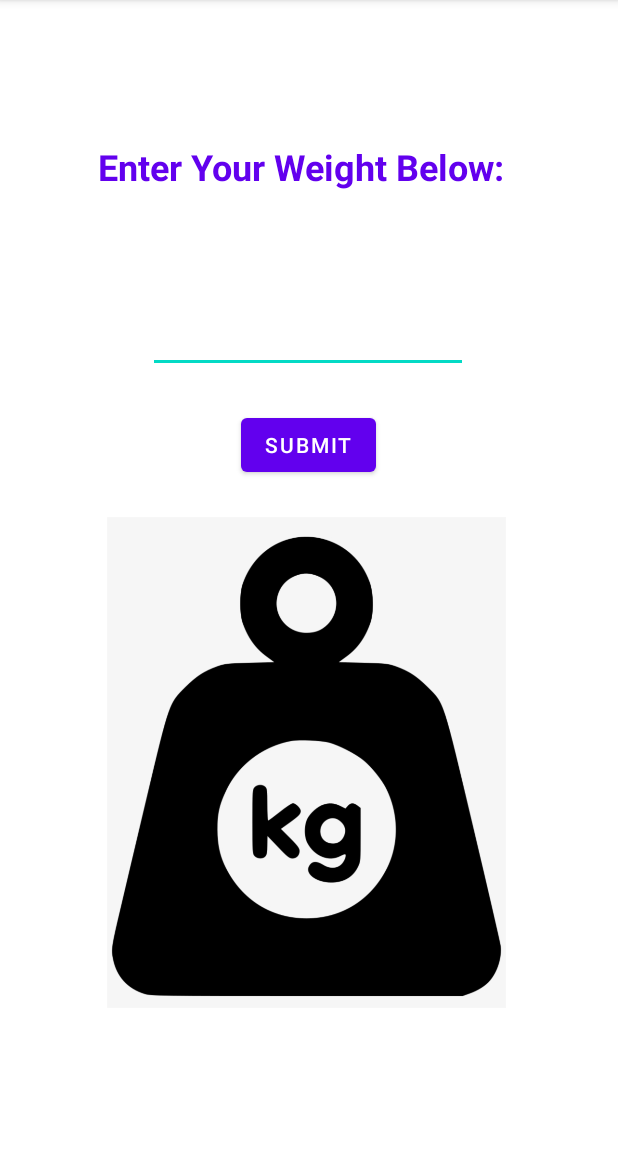
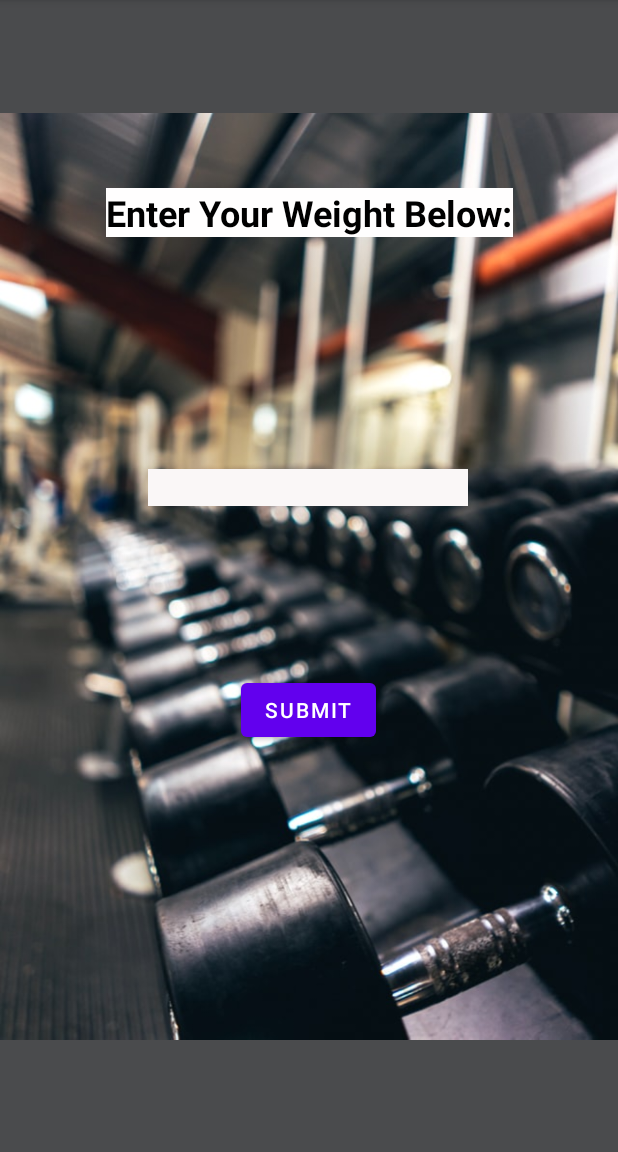
Before and after one commit to sakshamgurbhele/UnitCalculator, an Android app: the screen it shows after launch (MainActivity), on a phone screen of 412 x 824 dp, the part 84-1236 px from its top. Run offline under Robolectric (Android 15) with nearby library versions, the phone set to English and light mode, and no system bars.

Commit message:
UI/UX upgrade

```diff
--- a/app/src/main/res/layout/activity_main.xml
+++ b/app/src/main/res/layout/activity_main.xml
@@ -6,40 +6,53 @@
     android:layout_height="match_parent"
     tools:context=".MainActivity">
 
+
+    <ImageView
+        android:id="@+id/imageView2"
+        android:layout_width="wrap_content"
+        android:layout_height="wrap_content"
+        android:background="#4A4B4D"
+        app:layout_constraintTop_toTopOf="parent"
+        app:srcCompat="@drawable/background"
+        tools:layout_editor_absoluteX="0dp" />
+
     <TextView
         android:id="@+id/textView"
         android:layout_width="wrap_content"
         android:layout_height="wrap_content"
+        android:background="#FFFEFE"
         android:text="Enter Your Weight Below:"
-        android:textColor="#FF6200EE"
+        android:textColor="#000000"
         android:textSize="24sp"
         android:textStyle="bold"
         app:layout_constraintBottom_toBottomOf="parent"
-        app:layout_constraintHorizontal_bias="0.464"
         app:layout_constraintLeft_toLeftOf="parent"
         app:layout_constraintRight_toRightOf="parent"
         app:layout_constraintTop_toTopOf="parent"
-        app:layout_constraintVertical_bias="0.129" />
+        app:layout_constraintVertical_bias="0.17" />
 
     <EditText
         android:id="@+id/editTextNumber"
         android:layout_width="wrap_content"
         android:layout_height="wrap_content"
+        android:background="#FAF7F7"
         android:ems="10"
         android:inputType="number"
+        android:textColor="#000000"
         app:layout_constraintBottom_toBottomOf="parent"
         app:layout_constraintEnd_toEndOf="parent"
         app:layout_constraintHorizontal_bias="0.497"
         app:layout_constraintStart_toStartOf="parent"
         app:layout_constraintTop_toTopOf="@+id/textView"
-        app:layout_constraintVertical_bias="0.173" />
+        app:layout_constraintVertical_bias="0.303" />
 
     <TextView
         android:id="@+id/textView2"
         android:layout_width="wrap_content"
         android:layout_height="wrap_content"
+        android:background="#FFFFFF"
         android:text=""
-        android:textColor="#FF6200EE"
+        android:textColor="#000000"
         android:textSize="20sp"
         app:layout_constraintBottom_toTopOf="@+id/editTextNumber"
         app:layout_constraintEnd_toEndOf="parent"
@@ -50,22 +63,12 @@
         android:id="@+id/button"
         android:layout_width="wrap_content"
         android:layout_height="wrap_content"
-        android:layout_marginTop="24dp"
+        android:layout_marginTop="112dp"
         android:text="Submit"
         app:layout_constraintEnd_toEndOf="parent"
         app:layout_constraintHorizontal_bias="0.498"
         app:layout_constraintStart_toStartOf="parent"
         app:layout_constraintTop_toBottomOf="@+id/editTextNumber" />
 
-    <ImageView
-        android:id="@+id/imageView3"
-        android:layout_width="266dp"
-        android:layout_height="351dp"
-        android:layout_marginTop="84dp"
-        app:layout_constraintEnd_toEndOf="parent"
-        app:layout_constraintHorizontal_bias="0.489"
-        app:layout_constraintStart_toStartOf="parent"
-        app:layout_constraintTop_toBottomOf="@+id/editTextNumber"
-        app:srcCompat="@drawable/weight" />
 
 </androidx.constraintlayout.widget.ConstraintLayout>
```
Also changed, not shown: app/src/main/res/drawable-v24/background.png (added).
